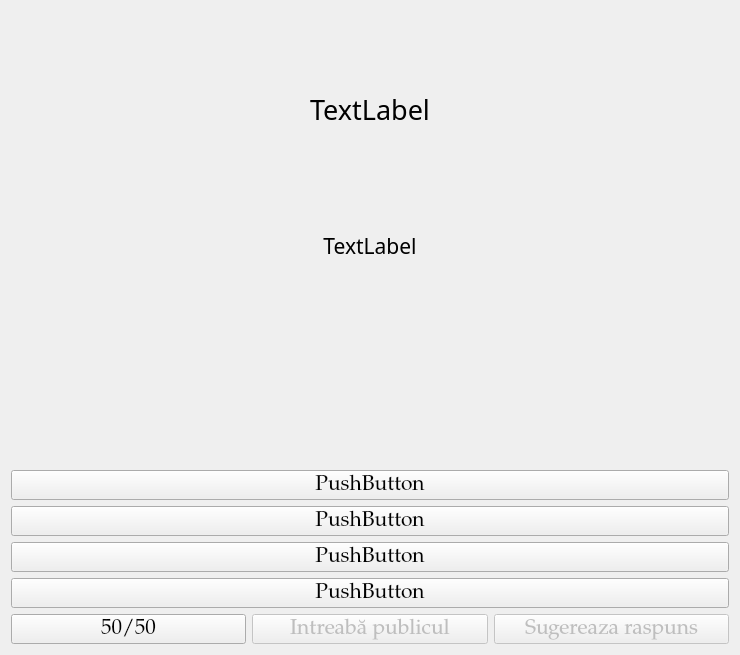
Qt form Triviador/UI/forms/MCQuestion.ui (andonealexandru/Triviador) before a commit.
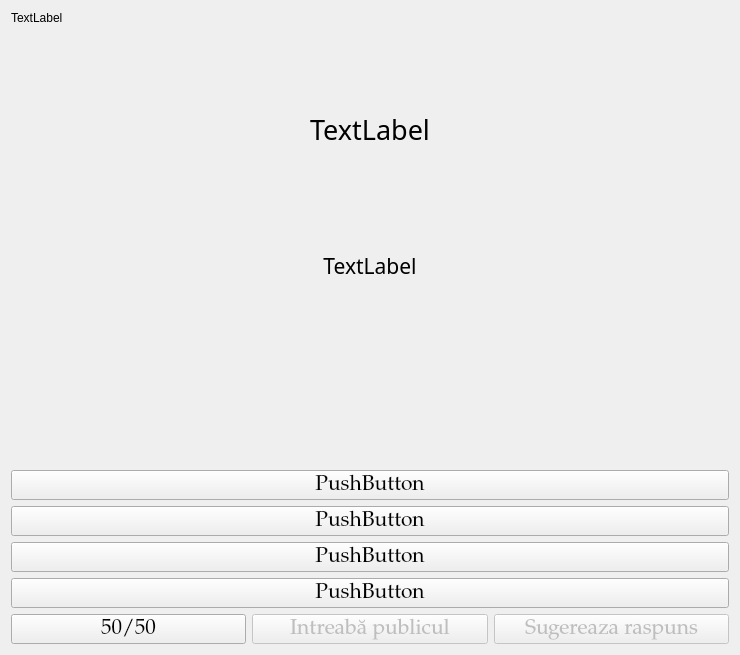
The same form after that commit.

Commit message: change profile ui, add correct answer to result window and player name in question window

Patch:
```diff
--- a/Triviador/UI/forms/MCQuestion.ui
+++ b/Triviador/UI/forms/MCQuestion.ui
@@ -17,6 +17,13 @@
    <layout class="QHBoxLayout" name="horizontalLayout_4">
     <item>
      <layout class="QVBoxLayout" name="verticalLayout">
+      <item>
+       <widget class="QLabel" name="player_name">
+        <property name="text">
+         <string>TextLabel</string>
+        </property>
+       </widget>
+      </item>
       <item>
        <spacer name="verticalSpacer_4">
         <property name="orientation">
```
The commit also changes 3 other files.
